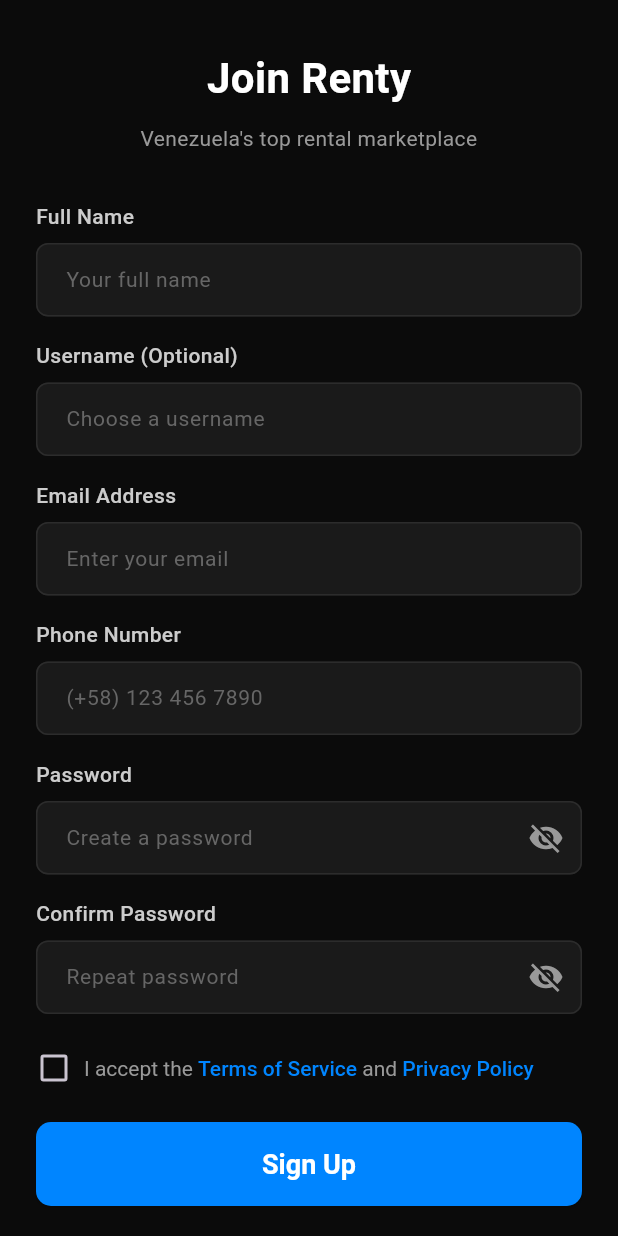
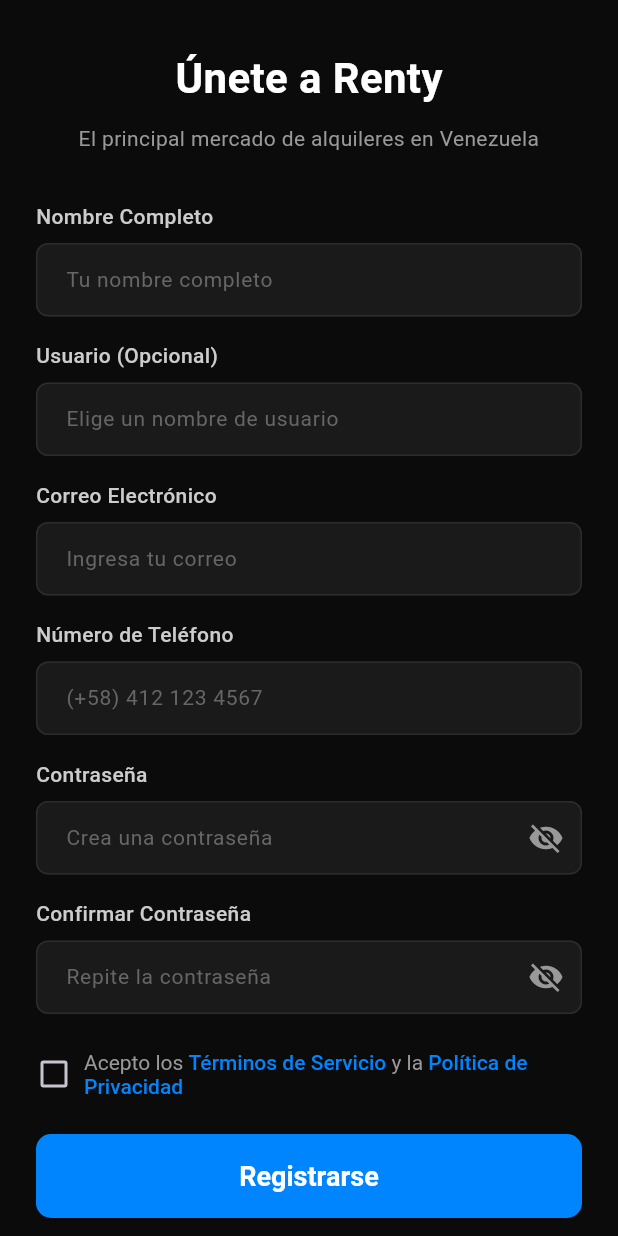
Before and after one commit to Chrisan2i/rentyapp, a Flutter app: the RegisterPage screen opened by its route, on a phone screen of 412 x 824 dp. Run offline on Flutter 3.47's test engine with Material 3 defaults, Android fonts, the phone set to English and light mode, and no system bars; our stand-ins replace cloud_firestore, firebase_auth, firebase_core, fl_chart, font_awesome_flutter, image_picker and 1 more; accounts and stored records are empty.

Commit message:
Arreglando idioma

```diff
--- a/lib/features/add_product/widgets/add_photos_step.dart
+++ b/lib/features/add_product/widgets/add_photos_step.dart
@@ -2,14 +2,8 @@
 import 'package:flutter/material.dart';
 
 class AddPhotosStep extends StatelessWidget {
-  /// The list of already uploaded image URLs.
   final List<String> photos;
-
-  /// An ASYNC function called when the user wants to add a photo.
-  /// The parent widget handles the entire upload logic.
   final Future<void> Function() onAddPhoto;
-
-  /// A function called to remove a photo, passing its URL.
   final void Function(String url) onRemovePhoto;
 
   const AddPhotosStep({
@@ -24,21 +18,20 @@
     return Column(
       children: [
         const Text(
-          'Add Photos',
+          // TRADUCCIÓN:
+          'Añadir Fotos',
           style: TextStyle(color: Colors.white, fontSize: 20, fontWeight: FontWeight.bold),
         ),
         const SizedBox(height: 6),
         const Text(
-          'Showcase your item with high-quality photos.',
+          // TRADUCCIÓN:
+          'Muestra tu artículo con fotos de alta calidad.',
           textAlign: TextAlign.center,
           style: TextStyle(color: Color(0xFF999999), fontSize: 14),
         ),
         const SizedBox(height: 24),
 
-        // The tappable area for adding photos.
         GestureDetector(
-          // Disable onTap if 5 or more photos are present.
-          // Otherwise, call the `onAddPhoto` function from the parent.
           onTap: photos.length >= 5 ? null : onAddPhoto,
           child: Container(
             width: double.infinity,
@@ -62,7 +55,8 @@
         const Padding(
           padding: EdgeInsets.symmetric(horizontal: 24),
           child: Text(
-            'Photo Tips:\n• Use natural lighting & a clean background\n• Show the item from all angles\n• Highlight any details or imperfections',
+            // TRADUCCIÓN:
+            'Consejos para las fotos:\n• Usa luz natural y un fondo limpio\n• Muestra el artículo desde todos los ángulos\n• Destaca cualquier detalle o imperfección',
             textAlign: TextAlign.center,
             style: TextStyle(color: Color(0xFF999999), fontSize: 12, height: 1.5),
           ),
@@ -71,7 +65,8 @@
           const Padding(
             padding: EdgeInsets.only(top: 12),
             child: Text(
-              'Maximum of 5 images reached.',
+              // TRADUCCIÓN:
+              'Se alcanzó el máximo de 5 imágenes.',
               style: TextStyle(color: Colors.redAccent, fontSize: 12, fontWeight: FontWeight.w600),
             ),
           ),
@@ -79,24 +74,24 @@
     );
   }
 
-  /// The state displayed when no photos have been added.
   Widget _buildEmptyState() {
     return Column(
       mainAxisAlignment: MainAxisAlignment.center,
       children: const [
         Icon(Icons.add_a_photo_outlined, size: 36, color: Colors.white70),
         SizedBox(height: 12),
-        Text('Tap to Add Photos', style: TextStyle(color: Colors.white)),
+        // TRADUCCIÓN:
+        Text('Toca para Añadir Fotos', style: TextStyle(color: Colors.white)),
         SizedBox(height: 6),
         Text(
-          'JPG, PNG (up to 5 images)',
+          // TRADUCCIÓN:
+          'JPG, PNG (hasta 5 imágenes)',
           style: TextStyle(color: Color(0xFF999999), fontSize: 12),
         ),
       ],
     );
   }
 
-  /// The grid that displays the uploaded photos.
   Widget _buildPhotosGrid() {
     return Wrap(
       spacing: 10,
@@ -104,6 +99,7 @@
       children: photos.map((url) => _buildPhotoThumbnail(url)).toList(),
     );
   }
+
 
   /// A thumbnail for a single photo with its remove button.
   Widget _buildPhotoThumbnail(String url) {
--- a/lib/features/add_product/widgets/category_step.dart
+++ b/lib/features/add_product/widgets/category_step.dart
@@ -17,18 +17,19 @@
     return Column(
       children: [
         const Text(
-          'Choose a Category',
+          // TRADUCCIÓN:
+          'Elige una Categoría',
           style: TextStyle(color: Colors.white, fontSize: 20, fontWeight: FontWeight.bold),
         ),
         const SizedBox(height: 8),
         const Text(
-          'Select the category that best describes your item.',
+          // TRADUCCIÓN:
+          'Selecciona la categoría que mejor describa tu artículo.',
           textAlign: TextAlign.center,
           style: TextStyle(color: Color(0xFF999999), fontSize: 14),
         ),
         const SizedBox(height: 24),
 
-        // Fetch categories from Firestore
         StreamBuilder<QuerySnapshot>(
           stream: FirebaseFirestore.instance
               .collection('categories')
@@ -40,7 +41,8 @@
             }
             if (!snapshot.hasData || snapshot.data!.docs.isEmpty) {
               return const Text(
-                'No categories found.',
+                // TRADUCCIÓN:
+                'No se encontraron categorías.',
                 style: TextStyle(color: Colors.white70),
               );
             }
@@ -54,7 +56,7 @@
               children: docs.map((doc) {
                 final data = doc.data() as Map<String, dynamic>;
                 final slug = data['slug'] as String? ?? '';
-                final name = data['name'] as String? ?? 'No Name';
+                final name = data['name'] as String? ?? 'Sin Nombre'; // TRADUCCIÓN
                 final description = data['description'] as String? ?? '';
                 final iconUrl = data['iconUrl'] as String? ?? '';
 
@@ -78,7 +80,7 @@
                         if (iconUrl.isNotEmpty)
                           Image.network(iconUrl, width: 48, height: 48, fit: BoxFit.contain)
                         else
-                          const SizedBox(height: 48), // Placeholder if no icon
+                          const SizedBox(height: 48),
                         const SizedBox(height: 8),
                         Text(
                           name,
--- a/lib/features/auth/login/login.dart
+++ b/lib/features/auth/login/login.dart
@@ -95,22 +95,22 @@
 
                 CustomTextFormField(
                   controller: _emailController,
-                  labelText: 'Email Address',
-                  hintText: 'Enter your email',
+                  labelText: 'Correo Electrónico',
+                  hintText: 'Ingresa tu correo',
                   validator: (value) {
-                    if (value == null || value.trim().isEmpty) return 'Please enter your email';
-                    if (!RegExp(r'\S+@\S+\.\S+').hasMatch(value)) return 'Please enter a valid email address';
+                    if (value == null || value.trim().isEmpty) return 'Por favor, ingresa tu correo';
+                    if (!RegExp(r'\S+@\S+\.\S+').hasMatch(value)) return 'Por favor, ingresa un correo válido';
                     return null;
                   },
                 ),
                 const SizedBox(height: 20),
                 CustomTextFormField(
                   controller: _passwordController,
-                  labelText: 'Password',
-                  hintText: 'Enter your password',
+                  labelText: 'Contraseña',
+                  hintText: 'Ingresa tu contraseña',
                   isPassword: true,
                   validator: (value) {
-                    if (value == null || value.isEmpty) return 'Please enter your password';
+                    if (value == null || value.isEmpty) return 'Por favor, ingresa tu contraseña';
                     return null;
                   },
                 ),
@@ -130,12 +130,12 @@
                           ),
                         ),
                         const SizedBox(width: 8),
-                        const Text('Remember me', style: AppTextStyles.subtitle),
+                        const Text('Recuérdame', style: AppTextStyles.subtitle),
                       ],
                     ),
                     TextButton(
                       onPressed: () { /* TODO: Implementar */ },
-                      child: const Text('Forgot password?', style: AppTextStyles.bannerAction),
+                      child: const Text('¿Olvidaste tu contraseña?', style: AppTextStyles.bannerAction),
                     ),
                   ],
                 ),
@@ -144,7 +144,7 @@
                     padding: const EdgeInsets.only(top: 16.0, bottom: 8.0),
                     child: Center(
                       child: Text(
-                        controller.errorMessage ?? 'Ocurrió un error',
+                        controller.errorMessage ?? 'Ocurrió un error inesperado.',
                         style: AppTextStyles.errorText,
                         textAlign: TextAlign.center,
                       ),
@@ -162,7 +162,7 @@
                     ),
                     child: isLoading
                         ? const CircularProgressIndicator(color: AppColors.white)
-                        : const Text('Log In', style: AppTextStyles.loginButton),
+                        : const Text('Iniciar Sesión', style: AppTextStyles.loginButton),
                   ),
                 ),
                 const SizedBox(height: 32),
@@ -171,7 +171,7 @@
                     const Expanded(child: Divider(color: AppColors.white10)),
                     Padding(
                       padding: const EdgeInsets.symmetric(horizontal: 16.0),
-                      child: Text('or continue with', style: AppTextStyles.subtitle),
+                      child: Text('o continúa con', style: AppTextStyles.subtitle),
                     ),
                     const Expanded(child: Divider(color: AppColors.white10)),
                   ],
@@ -200,11 +200,11 @@
                 Row(
                   mainAxisAlignment: MainAxisAlignment.center,
                   children: [
-                    const Text("Don't have an account? ", style: AppTextStyles.subtitle),
+                    const Text("¿No tienes una cuenta? ", style: AppTextStyles.subtitle),
                     TextButton(
                       onPressed: () => Navigator.pushNamed(context, '/register'),
                       style: TextButton.styleFrom(padding: EdgeInsets.zero),
-                      child: const Text('Sign Up', style: AppTextStyles.bannerAction),
+                      child: const Text('Regístrate', style: AppTextStyles.bannerAction),
                     ),
                   ],
                 ),
--- a/lib/features/auth/register/sign_up.dart
+++ b/lib/features/auth/register/sign_up.dart
@@ -64,7 +64,7 @@
 
     if (!_termsAccepted) {
       ScaffoldMessenger.of(context).showSnackBar(
-        const SnackBar(content: Text('You must accept the Terms of Service and Privacy Policy.')),
+        const SnackBar(content: Text('Debes aceptar los Términos de Servicio y la Política de Privacidad.')),
       );
       return;
     }
@@ -95,17 +95,17 @@
               children: [
                 const RegisterHeader(),
                 const SizedBox(height: 32),
-                CustomTextFormField(controller: _fullNameController, labelText: 'Full Name', hintText: 'Your full name', validator: (v) => v!.isEmpty ? 'Full name is required' : null),
+                CustomTextFormField(controller: _fullNameController, labelText: 'Nombre Completo', hintText: 'Tu nombre completo', validator: (v) => v!.isEmpty ? 'El nombre completo es requerido' : null),
                 const SizedBox(height: 16),
-                CustomTextFormField(controller: _usernameController, labelText: 'Username (Optional)', hintText: 'Choose a username'),
+                CustomTextFormField(controller: _usernameController, labelText: 'Usuario (Opcional)', hintText: 'Elige un nombre de usuario'),
                 const SizedBox(height: 16),
-                CustomTextFormField(controller: _emailController, labelText: 'Email Address', hintText: 'Enter your email', validator: (v) => (v!.isEmpty || !v.contains('@')) ? 'A valid email is required' : null),
+                CustomTextFormField(controller: _emailController, labelText: 'Correo Electrónico', hintText: 'Ingresa tu correo', validator: (v) => (v!.isEmpty || !v.contains('@')) ? 'Se requiere un correo válido' : null),
                 const SizedBox(height: 16),
-                CustomTextFormField(controller: _phoneController, labelText: 'Phone Number', hintText: '(+58) 123 456 7890'),
+                CustomTextFormField(controller: _phoneController, labelText: 'Número de Teléfono', hintText: '(+58) 412 123 4567'),
                 const SizedBox(height: 16),
-                CustomTextFormField(controller: _passwordController, labelText: 'Password', hintText: 'Create a password', isPassword: true, validator: (v) => v!.length < 6 ? 'Password must be at least 6 characters' : null),
+                CustomTextFormField(controller: _passwordController, labelText: 'Contraseña', hintText: 'Crea una contraseña', isPassword: true, validator: (v) => v!.length < 6 ? 'La contraseña debe tener al menos 6 caracteres' : null),
                 const SizedBox(height: 16),
-                CustomTextFormField(controller: _confirmPasswordController, labelText: 'Confirm Password', hintText: 'Repeat password', isPassword: true, validator: (v) => v != _passwordController.text ? 'Passwords do not match' : null),
+                CustomTextFormField(controller: _confirmPasswordController, labelText: 'Confirmar Contraseña', hintText: 'Repite la contraseña', isPassword: true, validator: (v) => v != _passwordController.text ? 'Las contraseñas no coinciden' : null),
                 const SizedBox(height: 24),
                 Row(
                   children: [
@@ -116,10 +116,10 @@
                         text: TextSpan(
                           style: AppTextStyles.subtitle,
                           children: [
-                            const TextSpan(text: 'I accept the '),
-                            TextSpan(text: 'Terms of Service', style: AppTextStyles.bannerAction, recognizer: TapGestureRecognizer()..onTap = () => print('Open ToS')),
-                            const TextSpan(text: ' and '),
-                            TextSpan(text: 'Privacy Policy', style: AppTextStyles.bannerAction, recognizer: TapGestureRecognizer()..onTap = () => print('Open Privacy Policy')),
+                            const TextSpan(text: 'Acepto los '),
+                            TextSpan(text: 'Términos de Servicio', style: AppTextStyles.bannerAction, recognizer: TapGestureRecognizer()..onTap = () => print('Abrir Términos de Servicio')),
+                            const TextSpan(text: ' y la '),
+                            TextSpan(text: 'Política de Privacidad', style: AppTextStyles.bannerAction, recognizer: TapGestureRecognizer()..onTap = () => print('Abrir Política de Privacidad')),
                           ],
                         ),
                       ),
@@ -134,16 +134,14 @@
                   child: ElevatedButton(
                     onPressed: isLoading ? null : _submitRegister,
                     style: ElevatedButton.styleFrom(backgroundColor: AppColors.primary, disabledBackgroundColor: AppColors.primary.withOpacity(0.5)),
-                    child: isLoading ? const CircularProgressIndicator(color: Colors.white) : const Text('Sign Up', style: AppTextStyles.button),
+                    child: isLoading ? const CircularProgressIndicator(color: Colors.white) : const Text('Registrarse', style: AppTextStyles.button),
                   ),
                 ),
                 const SizedBox(height: 32),
-                Row(children: [const Expanded(child: Divider(color: AppColors.white10)), Padding(padding: const EdgeInsets.symmetric(horizontal: 16), child: Text('or continue with', style: AppTextStyles.subtitle)), const Expanded(child: Divider(color: AppColors.white10))]),
+                Row(children: [const Expanded(child: Divider(color: AppColors.white10)), Padding(padding: const EdgeInsets.symmetric(horizontal: 16), child: Text('o regístrate con', style: AppTextStyles.subtitle)), const Expanded(child: Divider(color: AppColors.white10))]),
                 const SizedBox(height: 24),
                 Row(
                   children: [
-                    // <<<--- ¡AQUÍ ESTÁ LA CORRECCIÓN! ---<<<
-                    // La ruta ahora incluye la carpeta 'images' que creamos.
                     Expanded(child: LoginSocialButton(label: 'Google', icon: Image.asset('assets/google_logo.png', height: 22), onTap: () {})),
                     const SizedBox(width: 16),
                     Expanded(child: LoginSocialButton(label: 'Apple', icon: const FaIcon(FontAwesomeIcons.apple, color: Colors.white, size: 26), onTap: () {})),
@@ -153,14 +151,14 @@
                 Container(
                   height: 50,
                   decoration: BoxDecoration(border: Border.all(color: AppColors.white10), borderRadius: BorderRadius.circular(8)),
-                  child: const Row(mainAxisAlignment: MainAxisAlignment.center, children: [Icon(Icons.lock_outline, color: AppColors.textSecondary, size: 16), SizedBox(width: 8), Text('Your information is encrypted and protected', style: AppTextStyles.subtitle)]),
+                  child: const Row(mainAxisAlignment: MainAxisAlignment.center, children: [Icon(Icons.lock_outline, color: AppColors.textSecondary, size: 16), SizedBox(width: 8), Text('Tu información está encriptada y protegida', style: AppTextStyles.subtitle)]),
                 ),
                 const SizedBox(height: 32),
                 Row(
                   mainAxisAlignment: MainAxisAlignment.center,
                   children: [
-                    const Text("Already have an account? ", style: AppTextStyles.subtitle),
-                    InkWell(onTap: () => Navigator.pop(context), child: const Text('Log in', style: AppTextStyles.bannerAction)),
+                    const Text("¿Ya tienes una cuenta? ", style: AppTextStyles.subtitle),
+                    InkWell(onTap: () => Navigator.pop(context), child: const Text('Inicia sesión', style: AppTextStyles.bannerAction)),
                   ],
                 )
               ],
--- a/lib/features/auth/register/widgets/register_footer.dart
+++ b/lib/features/auth/register/widgets/register_footer.dart
@@ -1,3 +1,4 @@
+// lib/features/auth/register/widgets/register_footer.dart
 import 'package:flutter/material.dart';
 import 'package:rentyapp/core/theme/app_colors.dart';
 import 'package:rentyapp/core/theme/app_text_styles.dart';
@@ -27,7 +28,7 @@
             child: Center(
               child: isLoading
                   ? const CircularProgressIndicator(color: AppColors.white)
-                  : const Text('Sign Up', style: AppTextStyles.button),
+                  : const Text('Registrarse', style: AppTextStyles.button),
             ),
           ),
         ),
@@ -35,10 +36,10 @@
         Row(
           mainAxisAlignment: MainAxisAlignment.center,
           children: [
-            const Text("Already have an account? ", style: AppTextStyles.subtitle),
+            const Text("¿Ya tienes una cuenta? ", style: AppTextStyles.subtitle),
             GestureDetector(
               onTap: () => Navigator.pushReplacementNamed(context, '/login'),
-              child: const Text('Log in', style: AppTextStyles.bannerAction),
+              child: const Text('Inicia sesión', style: AppTextStyles.bannerAction),
             ),
           ],
         ),
--- a/lib/features/auth/register/widgets/register_header.dart
+++ b/lib/features/auth/register/widgets/register_header.dart
@@ -14,12 +14,12 @@
           mainAxisSize: MainAxisSize.min,
           children: [
             Text(
-              'Join Renty',
+              'Únete a Renty',
               style: AppTextStyles.loginTitle, // Reutilizando un estilo adecuado
             ),
             SizedBox(height: 10),
             Text(
-              "Venezuela's top rental marketplace",
+              "El principal mercado de alquileres en Venezuela",
               style: AppTextStyles.subtitle,
               textAlign: TextAlign.center,
             ),
--- a/pubspec.yaml
+++ b/pubspec.yaml
@@ -30,6 +30,8 @@
 dependencies:
   flutter:
     sdk: flutter
+  flutter_localizations:
+      sdk: flutter
   firebase_core: ^3.14.0
   firebase_auth: ^5.6.0
   cloud_firestore: ^5.6.9
```
Also changed, not shown: lib/features/add_product/view/add_product_view.dart (+22 -29 lines), lib/features/add_product/widgets/location_step.dart (+12 -7 lines), lib/features/add_product/widgets/pricing_availability_step.dart (+27 -13 lines), lib/features/add_product/widgets/product_details_step.dart (+15 -9 lines), lib/features/add_product/widgets/step_header.dart (+12 -7 lines), lib/features/send_rental_request/send_rental_request_view.dart (+7 -22 lines), pubspec.lock.
